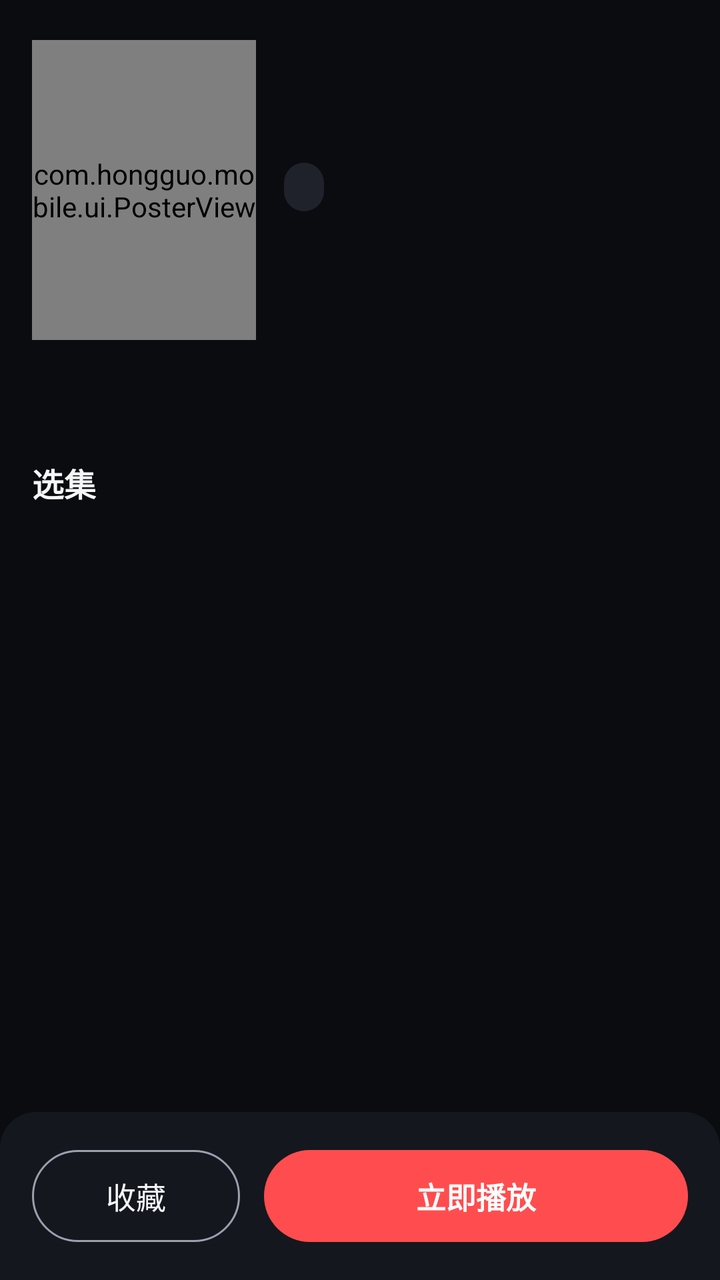
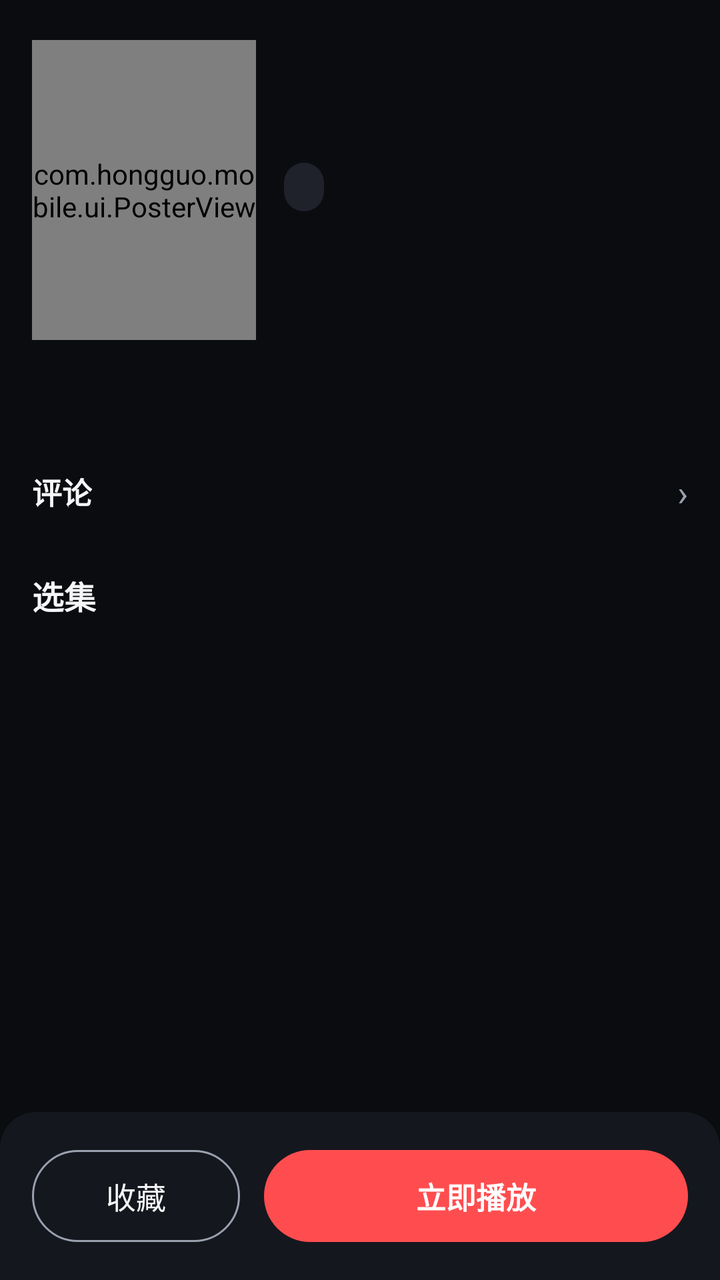

Before-and-after screenshots of an Android layout around one commit, followed by the original layout XML and the change that was made.
<!-- AndroidManifest.xml: application theme AppTheme -->
<!-- res/layout/activity_detail.xml -->
<?xml version="1.0" encoding="utf-8"?>
<FrameLayout xmlns:android="http://schemas.android.com/apk/res/android"
    android:id="@+id/root"
    android:layout_width="match_parent"
    android:layout_height="match_parent"
    android:background="@color/bg">

    <ScrollView
        android:id="@+id/scroll"
        android:layout_width="match_parent"
        android:layout_height="match_parent"
        android:fillViewport="true"
        android:scrollbars="none">

        <LinearLayout
            android:layout_width="match_parent"
            android:layout_height="wrap_content"
            android:orientation="vertical"
            android:paddingBottom="104dp">

            <LinearLayout
                android:layout_width="match_parent"
                android:layout_height="wrap_content"
                android:orientation="horizontal"
                android:paddingStart="16dp"
                android:paddingTop="20dp"
                android:paddingEnd="16dp">

                <com.hongguo.mobile.ui.PosterView
                    android:id="@+id/cover"
                    android:layout_width="112dp"
                    android:layout_height="150dp"
                    android:background="@color/surface" />

                <LinearLayout
                    android:layout_width="0dp"
                    android:layout_height="wrap_content"
                    android:layout_marginStart="14dp"
                    android:layout_weight="1"
                    android:orientation="vertical">

                    <TextView
                        android:id="@+id/title"
                        android:layout_width="match_parent"
                        android:layout_height="wrap_content"
                        android:textColor="@color/text"
                        android:textSize="20sp"
                        android:textStyle="bold" />

                    <TextView
                        android:id="@+id/tags"
                        android:layout_width="match_parent"
                        android:layout_height="wrap_content"
                        android:layout_marginTop="8dp"
                        android:ellipsize="end"
                        android:maxLines="2"
                        android:textColor="@color/text_muted"
                        android:textSize="12sp" />

                    <TextView
                        android:id="@+id/episodeCount"
                        android:layout_width="wrap_content"
                        android:layout_height="wrap_content"
                        android:layout_marginTop="10dp"
                        android:background="@drawable/bg_chip"
                        android:paddingStart="10dp"
                        android:paddingTop="4dp"
                        android:paddingEnd="10dp"
                        android:paddingBottom="4dp"
                        android:textColor="@color/text"
                        android:textSize="12sp" />
                </LinearLayout>
            </LinearLayout>

            <TextView
                android:id="@+id/description"
                android:layout_width="match_parent"
                android:layout_height="wrap_content"
                android:layout_marginStart="16dp"
                android:layout_marginTop="18dp"
                android:layout_marginEnd="16dp"
                android:lineSpacingExtra="4dp"
                android:textColor="@color/text_muted"
                android:textSize="13sp" />

            <LinearLayout
                android:layout_width="match_parent"
                android:layout_height="wrap_content"
                android:layout_marginTop="24dp"
                android:gravity="center_vertical"
                android:orientation="horizontal"
                android:paddingStart="16dp"
                android:paddingEnd="16dp">

                <TextView
                    android:layout_width="wrap_content"
                    android:layout_height="wrap_content"
                    android:text="@string/episodes"
                    android:textColor="@color/text"
                    android:textSize="16sp"
                    android:textStyle="bold" />

                <Space
                    android:layout_width="0dp"
                    android:layout_height="0dp"
                    android:layout_weight="1" />

                <TextView
                    android:id="@+id/toggleAll"
                    android:layout_width="wrap_content"
                    android:layout_height="wrap_content"
                    android:padding="4dp"
                    android:text="@string/expand_all"
                    android:textColor="@color/accent"
                    android:textSize="13sp"
                    android:visibility="gone" />
            </LinearLayout>

            <LinearLayout
                android:id="@+id/episodeGrid"
                android:layout_width="match_parent"
                android:layout_height="wrap_content"
                android:orientation="vertical"
                android:paddingStart="16dp"
                android:paddingTop="10dp"
                android:paddingEnd="16dp" />
        </LinearLayout>
    </ScrollView>

    <LinearLayout
        android:layout_width="match_parent"
        android:layout_height="84dp"
        android:layout_gravity="bottom"
        android:background="@drawable/bg_panel"
        android:gravity="center_vertical"
        android:orientation="horizontal"
        android:paddingStart="16dp"
        android:paddingEnd="16dp">

        <TextView
            android:id="@+id/favBtn"
            android:layout_width="104dp"
            android:layout_height="46dp"
            android:background="@drawable/bg_btn_outline"
            android:gravity="center"
            android:text="@string/favorite"
            android:textColor="@color/text"
            android:textSize="15sp" />

        <TextView
            android:id="@+id/playBtn"
            android:layout_width="0dp"
            android:layout_height="46dp"
            android:layout_marginStart="12dp"
            android:layout_weight="1"
            android:background="@drawable/bg_btn_accent"
            android:gravity="center"
            android:text="@string/play_now"
            android:textColor="#FFFFFFFF"
            android:textSize="15sp"
            android:textStyle="bold" />
    </LinearLayout>

    <ProgressBar
        android:id="@+id/loading"
        android:layout_width="32dp"
        android:layout_height="32dp"
        android:layout_gravity="center"
        android:indeterminateTint="@color/accent" />
</FrameLayout>
<!-- resources referenced by this layout -->
<resources>
  <color name="accent">#FF4D4F</color>
  <color name="bg">#0B0C10</color>
  <color name="surface">#16181F</color>
  <color name="text">#F5F6F8</color>
  <color name="text_muted">#9AA0AE</color>
  <!-- drawable bg_btn_accent (drawable) -->
  <shape xmlns:android="http://schemas.android.com/apk/res/android" android:shape="rectangle">
      <solid android:color="@color/accent"/>
      <corners android:radius="24dp"/>
  </shape>
  <!-- drawable bg_btn_outline (drawable) -->
  <shape xmlns:android="http://schemas.android.com/apk/res/android" android:shape="rectangle">
      <solid android:color="#00000000"/>
      <stroke android:width="1dp" android:color="@color/text_muted"/>
      <corners android:radius="24dp"/>
  </shape>
  <!-- drawable bg_chip (drawable) -->
  <shape xmlns:android="http://schemas.android.com/apk/res/android" android:shape="rectangle">
      <solid android:color="@color/surface_high"/>
      <corners android:radius="16dp"/>
  </shape>
  <!-- drawable bg_panel (drawable) -->
  <shape xmlns:android="http://schemas.android.com/apk/res/android" android:shape="rectangle">
      <solid android:color="#F216181F"/>
      <corners android:topLeftRadius="18dp" android:topRightRadius="18dp"/>
  </shape>
  <string name="episodes">选集</string>
  <string name="expand_all">展开全部</string>
  <string name="favorite">收藏</string>
  <string name="play_now">立即播放</string>
  <style name="AppTheme" parent="android:Theme.Material.NoActionBar">
          <item name="android:windowBackground">@color/bg</item>
          <item name="android:statusBarColor">@color/bg</item>
          <item name="android:navigationBarColor">@color/bg</item>
          <item name="android:colorAccent">@color/accent</item>
          <item name="android:windowLightStatusBar">false</item>
      </style>
  <color name="surface_high">#1F222B</color>
</resources>

<!-- the commit's change to res/layout/activity_detail.xml (unified diff, before → after) -->
@@ -84,9 +84,50 @@
                 android:textSize="13sp" />
 
             <LinearLayout
-                android:layout_width="match_parent"
-                android:layout_height="wrap_content"
-                android:layout_marginTop="24dp"
+                android:id="@+id/commentsEntry"
+                android:layout_width="match_parent"
+                android:layout_height="wrap_content"
+                android:layout_marginTop="18dp"
+                android:gravity="center_vertical"
+                android:orientation="horizontal"
+                android:paddingStart="16dp"
+                android:paddingTop="10dp"
+                android:paddingEnd="16dp"
+                android:paddingBottom="10dp">
+
+                <TextView
+                    android:layout_width="wrap_content"
+                    android:layout_height="wrap_content"
+                    android:text="评论"
+                    android:textColor="@color/text"
+                    android:textSize="15sp"
+                    android:textStyle="bold" />
+
+                <TextView
+                    android:id="@+id/commentsHint"
+                    android:layout_width="wrap_content"
+                    android:layout_height="wrap_content"
+                    android:layout_marginStart="8dp"
+                    android:textColor="@color/text_muted"
+                    android:textSize="12sp" />
+
+                <Space
+                    android:layout_width="0dp"
+                    android:layout_height="0dp"
+                    android:layout_weight="1" />
+
+                <TextView
+                    android:layout_width="wrap_content"
+                    android:layout_height="wrap_content"
+                    android:text="›"
+                    android:textColor="@color/text_muted"
+                    android:textSize="18sp" />
+            </LinearLayout>
+
+            <LinearLayout
+                android:layout_width="match_parent"
+                android:layout_height="wrap_content"
+                android:layout_marginTop="18dp"
                 android:gravity="center_vertical"
                 android:orientation="horizontal"
                 android:paddingStart="16dp"
